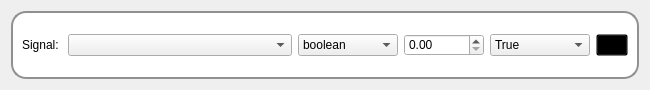
First picture: the form in uiFiles/output_signal_setting.ui, repository DORSA-co/Paticle_Size_Analyser, before the edit.
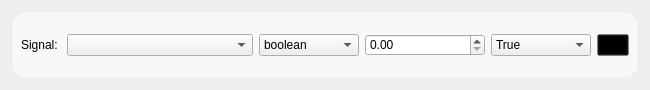
Second picture: the form after the edit. Icons and pictures are not drawn.

```diff
--- a/uiFiles/output_signal_setting.ui
+++ b/uiFiles/output_signal_setting.ui
@@ -48,9 +48,9 @@
      </property>
      <property name="styleSheet">
       <string notr="true">#main_frame{
-	background-color: #fff;
+	background-color: #F7F8FA;
 	border-radius:15px;
-	border: 2px solid #909090;
+	border: 1px solid rgb(232, 233, 235);
 }</string>
      </property>
      <property name="frameShape">
@@ -105,9 +105,15 @@
       </item>
       <item>
        <widget class="QDoubleSpinBox" name="value_numeric">
+        <property name="minimumSize">
+         <size>
+          <width>120</width>
+          <height>0</height>
+         </size>
+        </property>
         <property name="maximumSize">
          <size>
-          <width>80</width>
+          <width>120</width>
           <height>16777215</height>
          </size>
         </property>
@@ -115,6 +121,12 @@
       </item>
       <item>
        <widget class="QComboBox" name="value_bool">
+        <property name="minimumSize">
+         <size>
+          <width>100</width>
+          <height>0</height>
+         </size>
+        </property>
         <property name="maximumSize">
          <size>
           <width>100</width>
```
